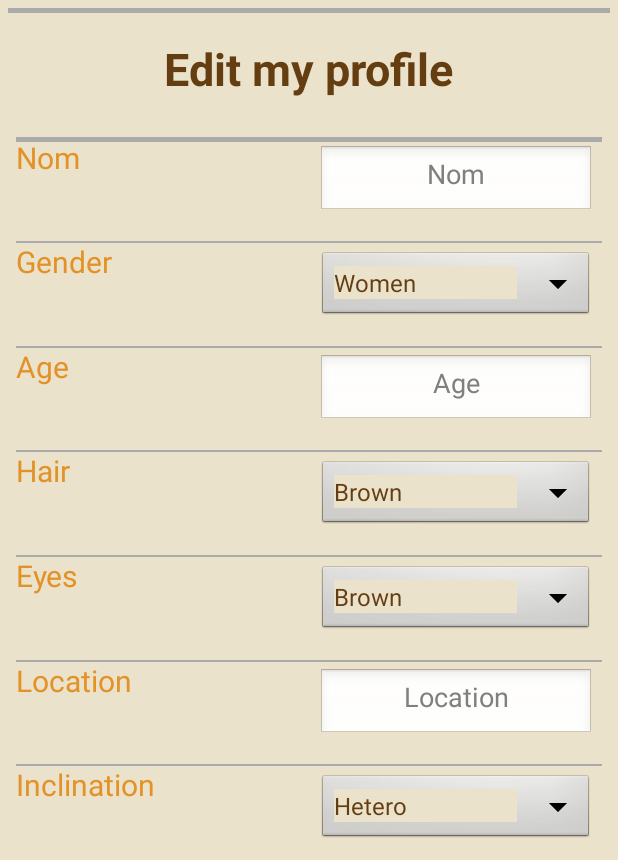
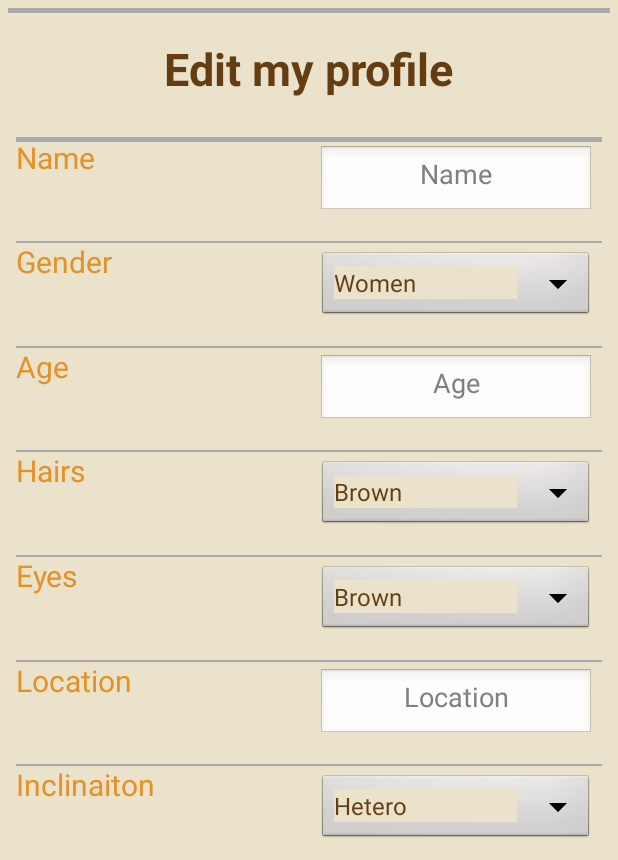
Before and after one commit to Donaschmi/UCLove, an Android app: the EditProfile screen opened directly, with no data from a screen before it, on a phone screen of 412 x 824 dp. Shown: the top 860 px of the screen. Run offline under Robolectric (Android 15) with nearby library versions, the phone set to English and light mode, and no system bars; 8 statements that could not run were skipped.

Commit message:
stingification projet - part 1

```diff
--- a/app/src/main/res/layout/activity_chat_m.xml
+++ b/app/src/main/res/layout/activity_chat_m.xml
@@ -21,7 +21,7 @@
             style="@style/Titre"
             android:layout_width="fill_parent"
             android:layout_height="wrap_content"
-            android:text="Chat" />
+            android:text="@string/titre_chat" />
 
     </LinearLayout>
 
@@ -52,7 +52,7 @@
             android:layout_width="0dp"
             android:layout_height="fill_parent"
             android:layout_weight="1"
-            android:text="Send" />
+            android:text="@string/btn_send" />
 
     </LinearLayout>
 </LinearLayout>
--- a/app/src/main/res/layout/activity_edit_profile.xml
+++ b/app/src/main/res/layout/activity_edit_profile.xml
@@ -54,7 +54,7 @@
                     android:id="@+id/nom_field"
                     style="@style/ChampsUneLigne"
                     android:gravity="center_horizontal"
-                    android:hint="Nom"
+                    android:hint="@string/edit_name"
                     android:inputType="textVisiblePassword|textNoSuggestions" />
 
 
@@ -72,7 +72,7 @@
                     android:layout_width="wrap_content"
                     android:layout_height="wrap_content"
                     android:layout_centerVertical="true"
-                    android:text="Nom"
+                    android:text="@string/edit_name"
                     android:textAppearance="?android:attr/textAppearanceSmall" />
 
 
@@ -133,7 +133,7 @@
                     android:layout_width="wrap_content"
                     android:layout_height="wrap_content"
                     android:layout_centerVertical="true"
-                    android:text="Gender"
+                    android:text="@string/edit_gender"
                     android:textAppearance="?android:attr/textAppearanceSmall" />
 
 
@@ -192,7 +192,7 @@
                     android:layout_width="wrap_content"
                     android:layout_height="wrap_content"
                     android:layout_centerVertical="true"
-                    android:text="Age"
+                    android:text="@string/edit_age"
                     android:textAppearance="?android:attr/textAppearanceSmall" />
 
 
@@ -250,7 +250,7 @@
                     android:layout_width="wrap_content"
                     android:layout_height="wrap_content"
                     android:layout_centerVertical="true"
-                    android:text="Hair"
+                    android:text="@string/edit_hair"
                     android:textAppearance="?android:attr/textAppearanceSmall" />
 
 
@@ -311,7 +311,7 @@
                     android:layout_width="wrap_content"
                     android:layout_height="wrap_content"
                     android:layout_centerVertical="true"
-                    android:text="Eyes"
+                    android:text="@string/edit_eyes"
                     android:textAppearance="?android:attr/textAppearanceSmall" />
 
 
@@ -374,7 +374,7 @@
                     android:layout_width="wrap_content"
                     android:layout_height="wrap_content"
                     android:layout_centerVertical="true"
-                    android:text="Location"
+                    android:text="@string/edit_loc"
                     android:textAppearance="?android:attr/textAppearanceSmall" />
 
 
@@ -434,7 +434,7 @@
                     android:layout_width="wrap_content"
                     android:layout_height="wrap_content"
                     android:layout_centerVertical="true"
-                    android:text="Inclination"
+                    android:text="@string/edit_ori"
                     android:textAppearance="?android:attr/textAppearanceSmall" />
 
 
@@ -464,7 +464,7 @@
                 android:layout_width="match_parent"
                 android:layout_height="wrap_content"
                 android:id="@+id/edit_textView_picture"
-                android:text="Picture"
+                android:text="@string/edit_pic"
                 android:layout_toLeftOf="@+id/btn_valider_change"
                 />
 
@@ -488,7 +488,7 @@
                 style="@style/GrosBouton"
                 android:layout_width="335px"
                 android:layout_height="wrap_content"
-                android:text="Confirm"
+                android:text="@string/btn_confirm"
                 android:id="@+id/btn_valider_change"
                 android:layout_alignParentRight="true"
                 android:layout_alignParentEnd="true" />
@@ -497,13 +497,11 @@
                 style="@style/GrosBouton"
                 android:layout_width="335px"
                 android:layout_height="wrap_content"
-                android:text="Change picture"
+                android:text="@string/btn_changePic"
                 android:id="@+id/btn_edit_picture"
                 android:layout_below="@+id/btn_valider_change"
                 android:layout_alignParentRight="true"
                 android:layout_alignParentEnd="true" />
-
-
 
 
         </RelativeLayout>
--- a/app/src/main/res/values/strings.xml
+++ b/app/src/main/res/values/strings.xml
@@ -59,5 +59,27 @@
     <string name="texte_random">Random search</string>
     <string name="hint_value">value</string>
 
+    <!-- Textes Chat -->
+    <string name="titre_chat">Chat</string>
+    <string name="btn_send">Send</string>
+
+    <!-- Textes dispo -->
+    <string name="titre_dispo">Disponibilities</string>
+    <string name="btn_addDispo">Add disponibility</string>
+    <string name="check_dispo">Matched/Unmatched</string>
+
+    <!--Textes edit-->
+    <string name="edit_name">Name</string>
+    <string name="edit_gender">Gender</string>
+    <string name="edit_age">Age</string>
+    <string name="edit_hair">Hairs</string>
+    <string name="edit_eyes">Eyes</string>
+    <string name="edit_loc">Location</string>
+    <string name="edit_ori">Inclinaiton</string>
+    <string name="edit_pic">Picture</string>
+    <string name="btn_confirm">Confirm</string>
+    <string name="btn_changePic">Change picture</string>
+
+
 
 </resources>
```
Also changed, not shown: app/src/main/java/ucloveproject/uclove/Activity/Meet.java (deleted, +0 -7 lines), app/src/main/res/layout/activity_disponibilite.xml (+4 -4 lines).
